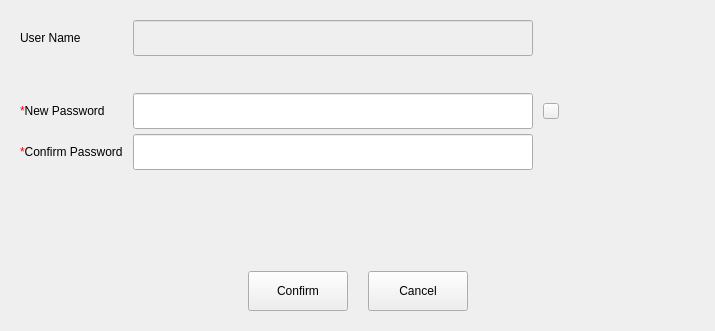
Old version of the form src/pages/system/user-manager/user-update-dialog.ui in the repository openeuler-mirror/ks-scmc-gui.
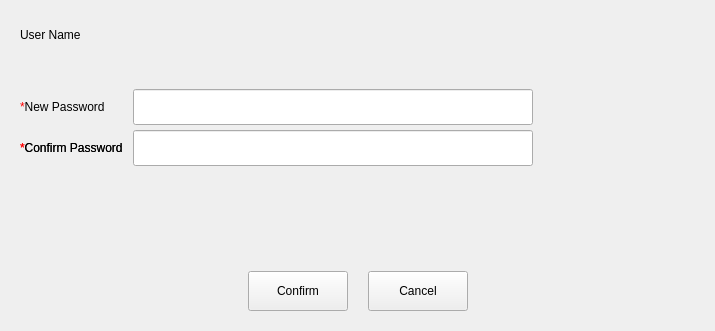
New version of the form.

Commit message: fix（pages）：modify label tip confirm new pw confirm password spacer - 完善控件的大小

Patch:
```diff
--- a/src/pages/system/user-manager/user-update-dialog.ui
+++ b/src/pages/system/user-manager/user-update-dialog.ui
@@ -294,52 +294,28 @@
            </property>
           </widget>
          </item>
-         <item row="2" column="2">
-          <widget class="QToolButton" name="btn_tip_new_pw">
-           <property name="minimumSize">
-            <size>
-             <width>16</width>
-             <height>16</height>
-            </size>
-           </property>
-           <property name="maximumSize">
-            <size>
-             <width>16</width>
-             <height>16</height>
-            </size>
-           </property>
-           <property name="focusPolicy">
-            <enum>Qt::NoFocus</enum>
-           </property>
-           <property name="text">
-            <string/>
-           </property>
-          </widget>
-         </item>
-         <item row="0" column="1">
-          <widget class="QLineEdit" name="lineEdit_new_name">
+         <item row="5" column="1">
+          <widget class="QLabel" name="tip_confirm_new_pw">
            <property name="enabled">
             <bool>false</bool>
            </property>
-           <property name="minimumSize">
-            <size>
-             <width>400</width>
-             <height>36</height>
-            </size>
+           <property name="text">
+            <string/>
            </property>
-           <property name="maximumSize">
-            <size>
-             <width>400</width>
-             <height>36</height>
-            </size>
+          </widget>
+         </item>
+         <item row="4" column="0">
+          <widget class="QLabel" name="label">
+           <property name="text">
+            <string>&lt;font color=red&gt;*&lt;/font&gt;Confirm Password</string>
            </property>
            <property name="focusPolicy">
             <enum>Qt::NoFocus</enum>
            </property>
           </widget>
          </item>
-         <item row="0" column="3">
-          <spacer name="horizontalSpacer_5">
+         <item row="5" column="4">
+          <spacer name="horizontalSpacer_4">
            <property name="orientation">
             <enum>Qt::Horizontal</enum>
            </property>
```
Left out of the diff: 3 changed lines with no effect on the pictures.
